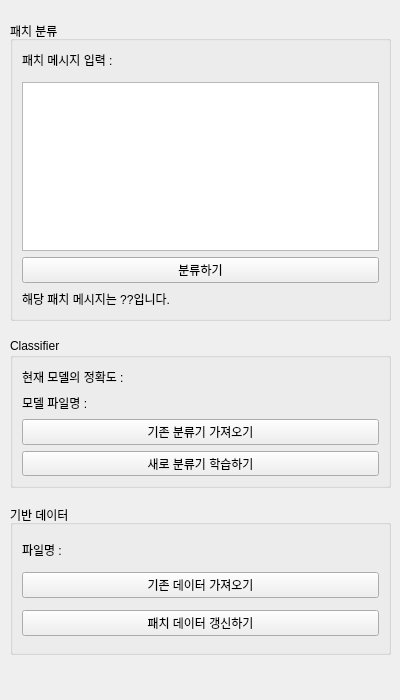
Before: the Qt Designer form main.ui in EJueon/Patch_Commit_Classification, drawn with Qt 5.
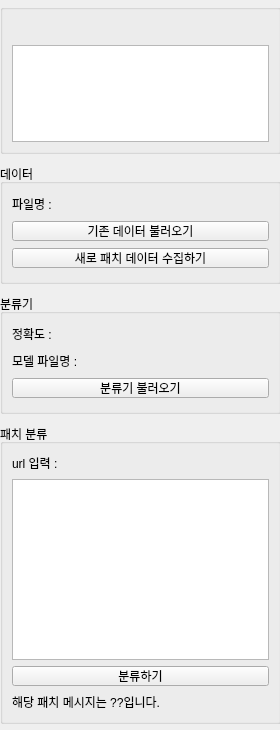
After: the same form once the commit is applied.

The edit to the form file:
```diff
--- a/main.ui
+++ b/main.ui
@@ -6,8 +6,8 @@
    <rect>
     <x>0</x>
     <y>0</y>
-    <width>400</width>
-    <height>700</height>
+    <width>280</width>
+    <height>730</height>
    </rect>
   </property>
   <property name="windowTitle">
@@ -16,15 +16,203 @@
   <widget class="QWidget" name="verticalLayoutWidget">
    <property name="geometry">
     <rect>
-     <x>10</x>
-     <y>10</y>
-     <width>381</width>
-     <height>658</height>
+     <x>0</x>
+     <y>0</y>
+     <width>281</width>
+     <height>731</height>
     </rect>
    </property>
    <layout class="QVBoxLayout" name="verticalLayout">
     <item>
-     <widget class="QGroupBox" name="groupBox_6">
+     <widget class="QGroupBox" name="status_box">
+      <property name="enabled">
+       <bool>true</bool>
+      </property>
+      <property name="maximumSize">
+       <size>
+        <width>16777215</width>
+        <height>150</height>
+       </size>
+      </property>
+      <property name="title">
+       <string/>
+      </property>
+      <layout class="QGridLayout" name="gridLayout_9">
+       <item row="1" column="0">
+        <widget class="QTextBrowser" name="textBrowser">
+         <property name="autoFillBackground">
+          <bool>false</bool>
+         </property>
+        </widget>
+       </item>
+       <item row="0" column="0">
+        <widget class="QLabel" name="status">
+         <property name="minimumSize">
+          <size>
+           <width>0</width>
+           <height>20</height>
+          </size>
+         </property>
+         <property name="maximumSize">
+          <size>
+           <width>100000</width>
+           <height>20</height>
+          </size>
+         </property>
+         <property name="lineWidth">
+          <number>2</number>
+         </property>
+         <property name="text">
+          <string/>
+         </property>
+        </widget>
+       </item>
+      </layout>
+     </widget>
+    </item>
+    <item>
+     <widget class="QGroupBox" name="data_box">
+      <property name="enabled">
+       <bool>true</bool>
+      </property>
+      <property name="maximumSize">
+       <size>
+        <width>16777215</width>
+        <height>120</height>
+       </size>
+      </property>
+      <property name="title">
+       <string>데이터</string>
+      </property>
+      <layout class="QGridLayout" name="gridLayout_8">
+       <item row="3" column="0">
+        <widget class="QPushButton" name="data_updatebtn">
+         <property name="maximumSize">
+          <size>
+           <width>16777215</width>
+           <height>20</height>
+          </size>
+         </property>
+         <property name="text">
+          <string>새로 패치 데이터 수집하기</string>
+         </property>
+        </widget>
+       </item>
+       <item row="0" column="0">
+        <widget class="QLabel" name="data_filename">
+         <property name="minimumSize">
+          <size>
+           <width>0</width>
+           <height>20</height>
+          </size>
+         </property>
+         <property name="maximumSize">
+          <size>
+           <width>100000</width>
+           <height>20</height>
+          </size>
+         </property>
+         <property name="lineWidth">
+          <number>2</number>
+         </property>
+         <property name="text">
+          <string>파일명 : </string>
+         </property>
+        </widget>
+       </item>
+       <item row="1" column="0">
+        <widget class="QPushButton" name="data_loadbtn">
+         <property name="maximumSize">
+          <size>
+           <width>16777215</width>
+           <height>20</height>
+          </size>
+         </property>
+         <property name="text">
+          <string>기존 데이터 불러오기</string>
+         </property>
+        </widget>
+       </item>
+      </layout>
+     </widget>
+    </item>
+    <item>
+     <widget class="QGroupBox" name="model_box">
+      <property name="enabled">
+       <bool>true</bool>
+      </property>
+      <property name="maximumSize">
+       <size>
+        <width>16777215</width>
+        <height>120</height>
+       </size>
+      </property>
+      <property name="title">
+       <string>분류기</string>
+      </property>
+      <layout class="QGridLayout" name="gridLayout_7">
+       <item row="2" column="0">
+        <widget class="QLabel" name="model_filename">
+         <property name="minimumSize">
+          <size>
+           <width>0</width>
+           <height>20</height>
+          </size>
+         </property>
+         <property name="maximumSize">
+          <size>
+           <width>100000</width>
+           <height>20</height>
+          </size>
+         </property>
+         <property name="lineWidth">
+          <number>2</number>
+         </property>
+         <property name="text">
+          <string>모델 파일명 : </string>
+         </property>
+        </widget>
+       </item>
+       <item row="1" column="0">
+        <widget class="QLabel" name="model_correct">
+         <property name="minimumSize">
+          <size>
+           <width>0</width>
+           <height>20</height>
+          </size>
+         </property>
+         <property name="maximumSize">
+          <size>
+           <width>100000</width>
+           <height>20</height>
+          </size>
+         </property>
+         <property name="lineWidth">
+          <number>2</number>
+         </property>
+         <property name="text">
+          <string>정확도 :</string>
+         </property>
+        </widget>
+       </item>
+       <item row="3" column="0">
+        <widget class="QPushButton" name="classifier_loadbtn">
+         <property name="maximumSize">
+          <size>
+           <width>16777215</width>
+           <height>20</height>
+          </size>
+         </property>
+         <property name="text">
+          <string>분류기 불러오기</string>
+         </property>
+        </widget>
+       </item>
+      </layout>
+     </widget>
+    </item>
+    <item>
+     <widget class="QGroupBox" name="result_box">
       <property name="maximumSize">
        <size>
         <width>16777215</width>
@@ -35,28 +223,6 @@
        <string>패치 분류</string>
       </property>
       <layout class="QGridLayout" name="gridLayout_6">
-       <item row="4" column="0">
-        <widget class="QLabel" name="classification_result_label">
-         <property name="minimumSize">
-          <size>
-           <width>0</width>
-           <height>20</height>
-          </size>
-         </property>
-         <property name="maximumSize">
-          <size>
-           <width>100000</width>
-           <height>20</height>
-          </size>
-         </property>
-         <property name="lineWidth">
-          <number>2</number>
-         </property>
-         <property name="text">
-          <string>해당 패치 메시지는 ??입니다.</string>
-         </property>
-        </widget>
-       </item>
        <item row="0" column="0">
         <widget class="QLabel" name="fileNameLabel_5">
          <property name="minimumSize">
@@ -75,158 +241,52 @@
           <number>2</number>
          </property>
          <property name="text">
-          <string>패치 메시지 입력 : </string>
+          <string>url 입력 : </string>
          </property>
         </widget>
        </item>
        <item row="3" column="0">
-        <widget class="QPushButton" name="classification_btn">
+        <widget class="QLabel" name="classification_result">
+         <property name="minimumSize">
+          <size>
+           <width>0</width>
+           <height>20</height>
+          </size>
+         </property>
+         <property name="maximumSize">
+          <size>
+           <width>100000</width>
+           <height>20</height>
+          </size>
+         </property>
+         <property name="lineWidth">
+          <number>2</number>
+         </property>
+         <property name="text">
+          <string>해당 패치 메시지는 ??입니다.</string>
+         </property>
+        </widget>
+       </item>
+       <item row="2" column="0">
+        <widget class="QPushButton" name="classify_btn">
+         <property name="maximumSize">
+          <size>
+           <width>16777215</width>
+           <height>20</height>
+          </size>
+         </property>
          <property name="text">
           <string>분류하기</string>
          </property>
         </widget>
        </item>
-       <item row="2" column="0">
-        <widget class="QPlainTextEdit" name="msg_input">
+       <item row="1" column="0">
+        <widget class="QPlainTextEdit" name="input_box">
          <property name="minimumSize">
           <size>
            <width>0</width>
            <height>0</height>
           </size>
-         </property>
-        </widget>
-       </item>
-       <item row="1" column="0">
-        <widget class="QSplitter" name="splitter">
-         <property name="orientation">
-          <enum>Qt::Horizontal</enum>
-         </property>
-        </widget>
-       </item>
-      </layout>
-     </widget>
-    </item>
-    <item>
-     <widget class="QGroupBox" name="groupBox_7">
-      <property name="maximumSize">
-       <size>
-        <width>16777215</width>
-        <height>150</height>
-       </size>
-      </property>
-      <property name="title">
-       <string>Classifier</string>
-      </property>
-      <layout class="QGridLayout" name="gridLayout_7">
-       <item row="3" column="0">
-        <widget class="QPushButton" name="train_classifier_btn">
-         <property name="text">
-          <string>새로 분류기 학습하기</string>
-         </property>
-        </widget>
-       </item>
-       <item row="1" column="0">
-        <widget class="QLabel" name="model_filename">
-         <property name="minimumSize">
-          <size>
-           <width>0</width>
-           <height>20</height>
-          </size>
-         </property>
-         <property name="maximumSize">
-          <size>
-           <width>100000</width>
-           <height>20</height>
-          </size>
-         </property>
-         <property name="lineWidth">
-          <number>2</number>
-         </property>
-         <property name="text">
-          <string>모델 파일명 : </string>
-         </property>
-        </widget>
-       </item>
-       <item row="2" column="0">
-        <widget class="QPushButton" name="load_classifier_btn">
-         <property name="text">
-          <string>기존 분류기 가져오기</string>
-         </property>
-        </widget>
-       </item>
-       <item row="0" column="0">
-        <widget class="QLabel" name="model_correct">
-         <property name="minimumSize">
-          <size>
-           <width>0</width>
-           <height>20</height>
-          </size>
-         </property>
-         <property name="maximumSize">
-          <size>
-           <width>100000</width>
-           <height>20</height>
-          </size>
-         </property>
-         <property name="lineWidth">
-          <number>2</number>
-         </property>
-         <property name="text">
-          <string>현재 모델의 정확도 :</string>
-         </property>
-        </widget>
-       </item>
-      </layout>
-     </widget>
-    </item>
-    <item>
-     <widget class="QGroupBox" name="groupBox_8">
-      <property name="enabled">
-       <bool>true</bool>
-      </property>
-      <property name="maximumSize">
-       <size>
-        <width>16777215</width>
-        <height>150</height>
-       </size>
-      </property>
-      <property name="title">
-       <string>기반 데이터</string>
-      </property>
-      <layout class="QGridLayout" name="gridLayout_8">
-       <item row="1" column="0">
-        <widget class="QPushButton" name="load_file_btn">
-         <property name="text">
-          <string>기존 데이터 가져오기</string>
-         </property>
-        </widget>
-       </item>
-       <item row="0" column="0">
-        <widget class="QLabel" name="data_filename">
-         <property name="minimumSize">
-          <size>
-           <width>0</width>
-           <height>20</height>
-          </size>
-         </property>
-         <property name="maximumSize">
-          <size>
-           <width>100000</width>
-           <height>20</height>
-          </size>
-         </property>
-         <property name="lineWidth">
-          <number>2</number>
-         </property>
-         <property name="text">
-          <string>파일명 : </string>
-         </property>
-        </widget>
-       </item>
-       <item row="2" column="0">
-        <widget class="QPushButton" name="update_data_btn">
-         <property name="text">
-          <string>패치 데이터 갱신하기</string>
          </property>
         </widget>
        </item>
```
